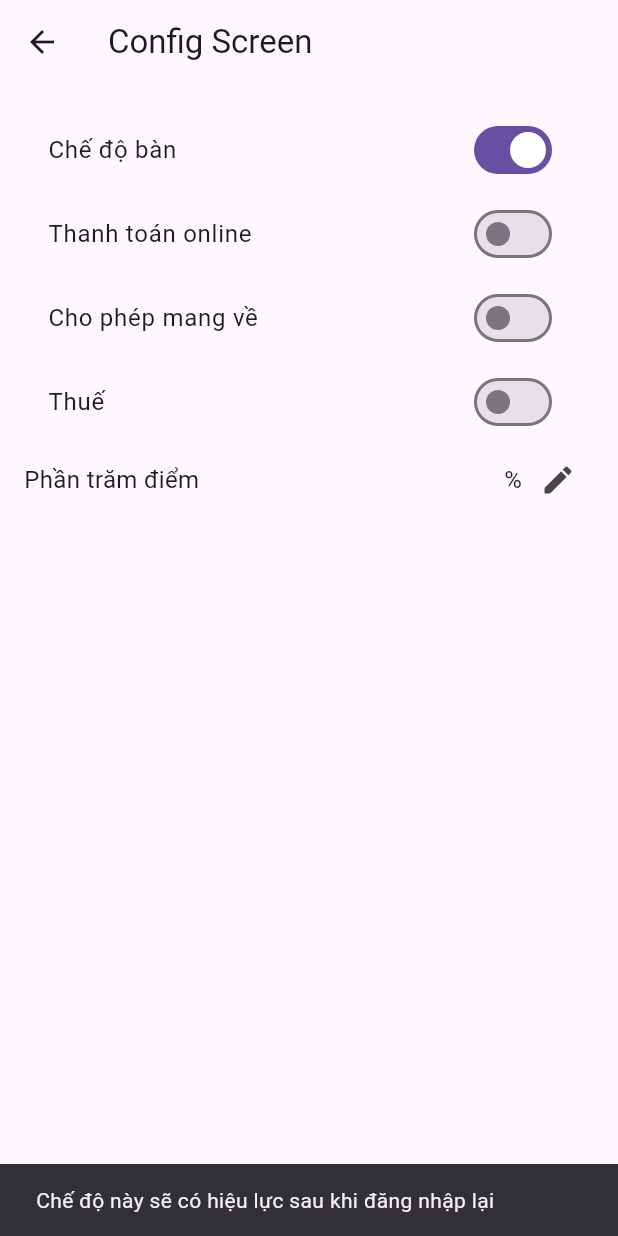
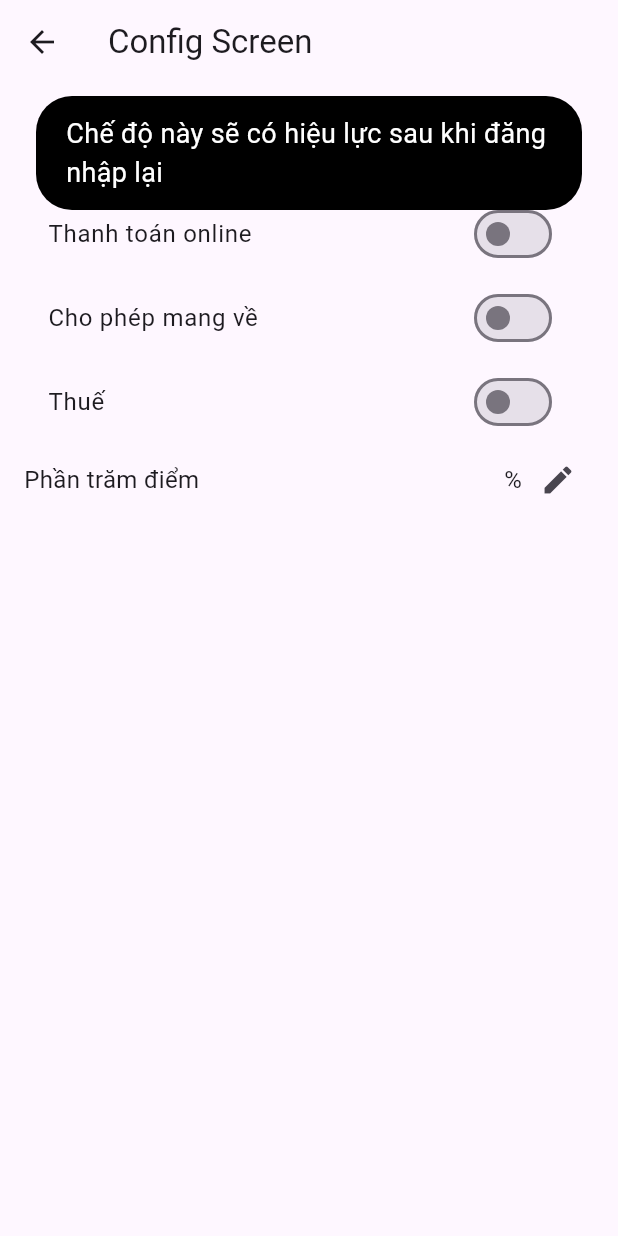
Before and after one commit to LeDuonng/POS_Cafe, a Flutter app: the ConfigScreen screen opened directly, after a tap on "Chế độ bàn", on a phone screen of 412 x 824 dp. Run offline on Flutter 3.47's test engine with Material 3 defaults, Android fonts, the phone set to English and light mode, and no system bars; our stand-ins replace fl_chart, fluttertoast, go_router, rive, shared_preferences; accounts and stored records are empty; network calls fail; statements that could not run were skipped.

Commit message:
update30102024

```diff
--- /dev/null
+++ b/lib/views/widgets/nofication.dart
@@ -0,0 +1,30 @@
+import 'package:flutter/material.dart';
+import 'package:fluttertoast/fluttertoast.dart';
+
+class ToastNotification {
+  /// Hiển thị thông báo với nội dung được truyền vào.
+  /// [message] Nội dung của thông báo.
+  /// [toastLength] Độ dài thời gian hiển thị (mặc định là Toast.LENGTH_SHORT).
+  /// [gravity] Vị trí hiển thị của thông báo.
+  /// [backgroundColor] Màu nền của thông báo.
+  /// [textColor] Màu chữ của thông báo.
+  /// [fontSize] Kích thước chữ.
+  static void showToast({
+    required String message,
+    Toast toastLength = Toast.LENGTH_SHORT,
+    ToastGravity gravity = ToastGravity.TOP,
+    Color backgroundColor = Colors.black,
+    Color textColor = Colors.white,
+    double fontSize = 18.0,
+  }) {
+    Fluttertoast.showToast(
+      msg: message,
+      toastLength: toastLength,
+      gravity: gravity,
+      timeInSecForIosWeb: 3,
+      backgroundColor: backgroundColor,
+      textColor: textColor,
+      fontSize: fontSize,
+    );
+  }
+}
--- a/pubspec.yaml
+++ b/pubspec.yaml
@@ -52,6 +52,8 @@ dependencies:
   rive: ^0.13.14
   font_awesome_flutter: ^10.7.0
   http_parser: ^4.0.2
+  overlay_support: ^2.1.0
+  fluttertoast: ^8.2.8
 
 dev_dependencies:
   flutter_test:
```
Also changed, not shown: lib/main.dart (+11 -5 lines), lib/views/screens/config_screen.dart (+12 -30 lines), lib/views/screens/curd/customer_points_screen.dart (+3 -6 lines), lib/views/screens/curd/promotion_screen.dart (+3 -6 lines), lib/views/screens/pos/pos_screen.dart (+34 -1 lines), lib/views/screens/signin_screen.dart (+4 -6 lines), lib/views/screens/signup_screen.dart (+3 -6 lines), pubspec.lock.
